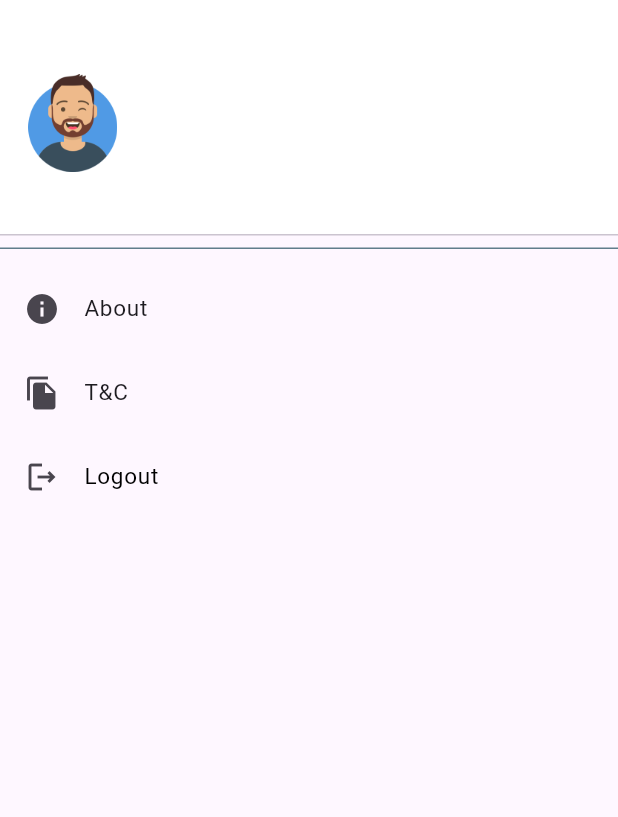
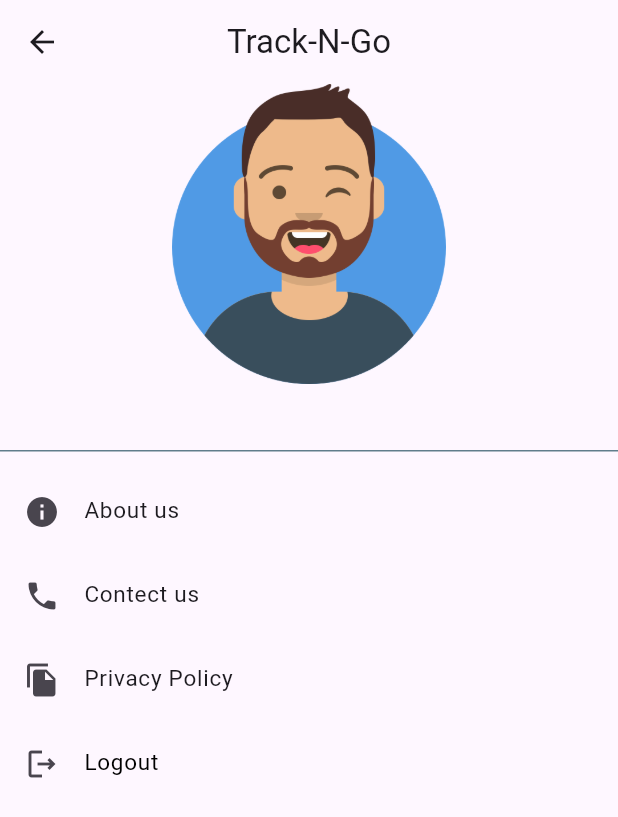
Before and after one commit to Abhishekbagdiya01/Bus-tracker-app, a Flutter app: the ProfileScreen screen opened directly, on a phone screen of 412 x 824 dp. Shown: the top 817 px of the screen. Run offline on Flutter 3.47's test engine with Material 3 defaults, Android fonts, the phone set to English and light mode, and no system bars; our stand-ins replace cloud_firestore, firebase_auth, firebase_core, geolocator, google_maps_flutter, shared_preferences; accounts and stored records are empty.

Commit message:
Add routes

```diff
--- a/lib/screens/detailed_route.dart
+++ b/lib/screens/detailed_route.dart
@@ -28,7 +28,6 @@ class DetailedRoute extends StatelessWidget {
                 child: ListTile(
                   title: Text(busNo),
                   subtitle: Text(busRoute),
-                  trailing: Icon(Icons.arrow_circle_right),
                 ),
               ),
             ),
--- a/lib/screens/on_boarding_screens/user_registration.dart
+++ b/lib/screens/on_boarding_screens/user_registration.dart
@@ -1,4 +1,5 @@
 import 'package:bus_tracker/screens/home_screen.dart';
+import 'package:bus_tracker/screens/screen_layout.dart';
 import 'package:bus_tracker/utils/shared_pref.dart';
 import 'package:bus_tracker/widgets/custom_button.dart';
 import 'package:bus_tracker/widgets/custom_text_field.dart';
@@ -43,7 +44,7 @@ class UserRegistrationScreen extends StatelessWidget {
                   Navigator.pushReplacement(
                       context,
                       MaterialPageRoute(
-                        builder: (context) => HomeScreen(),
+                        builder: (context) => ScreenLayout(),
                       ));
                 } else {
                   snackbarMessenger(context, "Name cannot be empty");
--- a/lib/screens/profile_screen.dart
+++ b/lib/screens/profile_screen.dart
@@ -1,5 +1,5 @@
 import 'package:bus_tracker/repository/driver_auth_repository.dart';
-import 'package:bus_tracker/screens/on_boarding_screens/on_boarding_screen.dart';
+import 'package:bus_tracker/screens/on_boarding_screens/splash_screen.dart';
 import 'package:bus_tracker/utils/shared_pref.dart';
 import 'package:flutter/material.dart';
 
@@ -27,35 +27,27 @@ class _ProfileScreenState extends State<ProfileScreen> {
   @override
   Widget build(BuildContext context) {
     return Scaffold(
+      appBar: AppBar(
+        centerTitle: true,
+        title: Text("Track-N-Go"),
+      ),
       body: ListView(
-        children: [
-          Container(
-            height: 165.0,
-            child: DrawerHeader(
-              decoration: BoxDecoration(color: Colors.white),
-              child: Row(
         children: [
           Image.asset(
             "assets/images/user_logo.png",
-                    height: 65.0,
-                    width: 65.0,
+            height: 200,
           ),
           SizedBox(
-                    width: 16.0,
+            height: 10,
           ),
-                  Column(
-                    mainAxisAlignment: MainAxisAlignment.center,
-                    children: [
-                      Text(
-                        "${name}",
-                        style: TextStyle(fontSize: 16.0),
+          name != null
+              ? Center(
+                  child: Text(
+                    name!,
+                    style: TextStyle(fontSize: 24),
                   ),
-                    ],
                 )
-                ],
-              ),
-            ),
-          ),
+              : CircularProgressIndicator(),
           Divider(
             height: 1.0,
             color: Colors.blueGrey,
@@ -73,14 +65,21 @@ class _ProfileScreenState extends State<ProfileScreen> {
             },
             leading: Icon(Icons.info),
             title: Text(
-              "About",
+              "About us",
+              style: TextStyle(fontSize: 15.0),
+            ),
+          ),
+          ListTile(
+            leading: Icon(Icons.phone),
+            title: Text(
+              "Contect us",
               style: TextStyle(fontSize: 15.0),
             ),
           ),
           ListTile(
             leading: Icon(Icons.file_copy),
             title: Text(
-              "T&C",
+              "Privacy Policy",
               style: TextStyle(fontSize: 15.0),
             ),
           ),
@@ -89,7 +88,7 @@ class _ProfileScreenState extends State<ProfileScreen> {
               SharedPref().setUserName("");
               DriverAuthRepository().logout();
               Navigator.pushReplacement(context,
-                  MaterialPageRoute(builder: (context) => OnBoardingScreen()));
+                  MaterialPageRoute(builder: (context) => SplashScreen()));
             },
             leading: Icon(Icons.logout_outlined),
             title: const Text(
--- a/lib/utils/global_variables.dart
+++ b/lib/utils/global_variables.dart
@@ -1,4 +1,5 @@
 import 'package:bus_tracker/screens/home_screen.dart';
+import 'package:bus_tracker/screens/search_bus.dart';
 import 'package:bus_tracker/screens/profile_screen.dart';
 import 'package:bus_tracker/screens/route_screen.dart';
 import 'package:flutter/material.dart';
@@ -6,7 +7,7 @@ import 'package:flutter/widgets.dart';
 
 List<Widget> bottomNavBarItems = [
   HomeScreen(),
-  Center(child: Text("Search")),
+  SearchScreen(),
   RouteScreen(),
   ProfileScreen()
 ];
--- a/lib/utils/map_routes.dart
+++ b/lib/utils/map_routes.dart
@@ -154,7 +154,7 @@ const List route3Stops = [
 const List<LatLng> route4 = [];
 
 const List route4Stops = [
-  "Manore",
+  "Mandore",
   "Kishor bag",
   "krishi mandi",
   "Bhadwasiya fatak",
--- a/lib/widgets/custom_drawer.dart
+++ b/lib/widgets/custom_drawer.dart
@@ -1,4 +1,5 @@
 import 'package:bus_tracker/repository/driver_auth_repository.dart';
+import 'package:bus_tracker/screens/on_boarding_screens/splash_screen.dart';
 import 'package:flutter/material.dart';
 
 import '../screens/on_boarding_screens/on_boarding_screen.dart';
@@ -88,7 +89,7 @@ class CustomDrawer extends StatelessWidget {
               SharedPref().setUserName("");
               DriverAuthRepository().logout();
               Navigator.pushReplacement(context,
-                  MaterialPageRoute(builder: (context) => OnBoardingScreen()));
+                  MaterialPageRoute(builder: (context) => SplashScreen()));
             },
             leading: Icon(Icons.logout_outlined),
             title: const Text(
```
Also changed, not shown: lib/screens/search_bus.dart (added, +81 -0 lines). Lines whose indentation alone changed are shown as unchanged.
